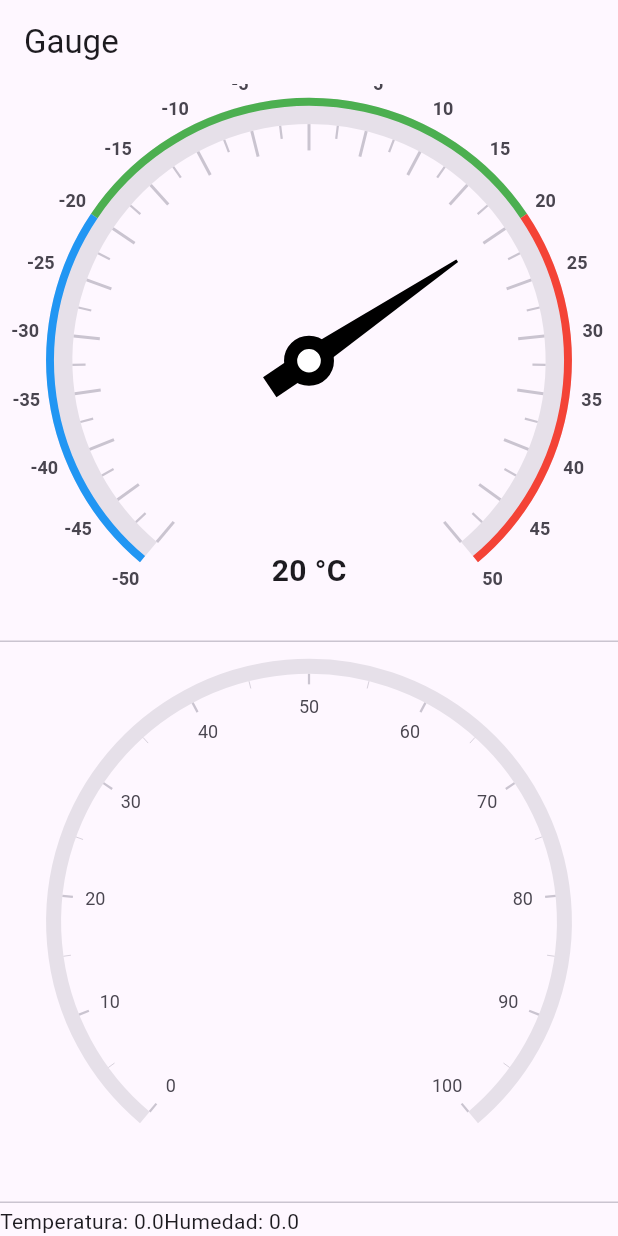
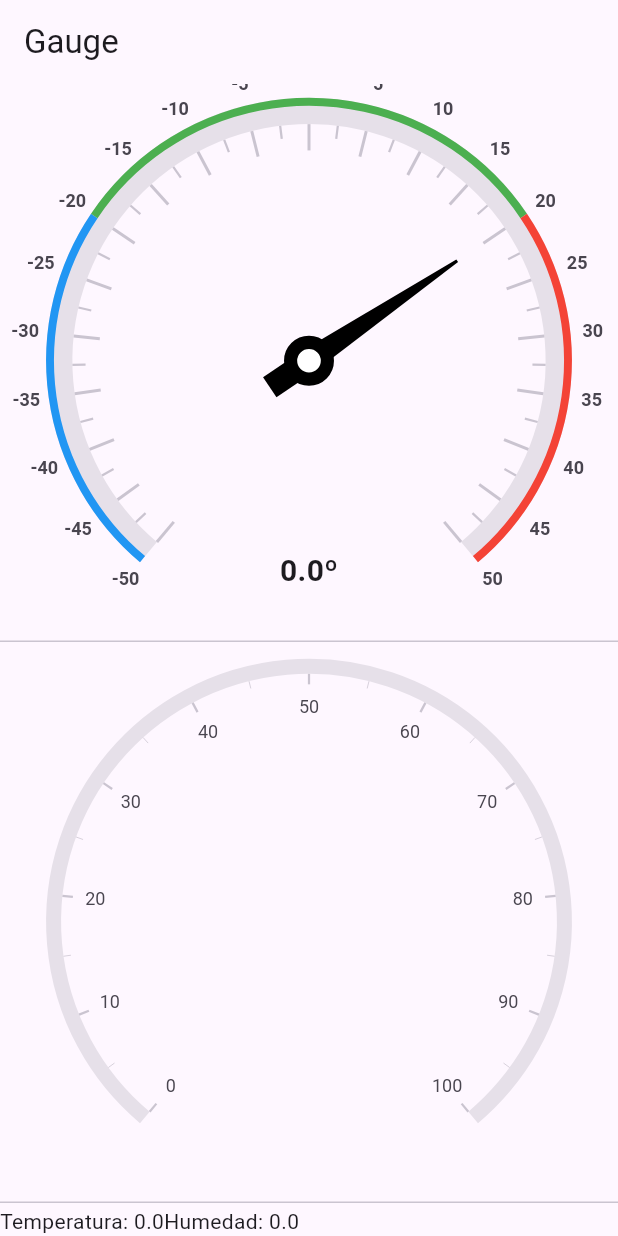
Before and after one commit to slaughtbear/rtdata, a Flutter app: the screen it shows after launch, on a phone screen of 412 x 824 dp. Run offline on Flutter 3.47's test engine with Material 3 defaults, Android fonts, the phone set to English and light mode, and no system bars; drawn by our look-alikes of syncfusion_flutter_gauges; our stand-ins replace after_layout, firebase_core, firebase_database; accounts and stored records are empty.

Commit message:
La temperatura se muestra en grados centigrados

```diff
--- a/lib/pantallas/GTemp.dart
+++ b/lib/pantallas/GTemp.dart
@@ -2,10 +2,20 @@ import 'package:flutter/material.dart';
 import 'package:syncfusion_flutter_gauges/gauges.dart';
 
 class GTemp extends StatelessWidget {
-  const GTemp({super.key});
+  final ValueNotifier<double> notificadorTemp;
+  const GTemp({Key? key, required this.notificadorTemp})
+      : super(key: key); // Se pasa como parametro el notificador
 
   @override
   Widget build(BuildContext context) {
+    return ValueListenableBuilder( // Widget que construye la interfaz a partir de un valor que cambia
+        valueListenable: notificadorTemp, // Se establece como primer parametro el notificador de la temperatura
+        // builder es el callback que se llama cuando el valor de valueListenable cambia
+        // Los parametros son:
+        // 1. El contexto en el que se construye el widget
+        // 2. El valor actual de la temperatura
+        // 3. El widget que se usa para construir la interfaz
+        builder: (context, temperature, child) {
           return SfRadialGauge(axes: <RadialAxis>[
             RadialAxis(
               labelsPosition: ElementsPosition.outside,
@@ -16,7 +26,9 @@ class GTemp extends StatelessWidget {
               majorTickStyle: const MajorTickStyle(
                   length: 0.1, thickness: 2, lengthUnit: GaugeSizeUnit.factor),
               minorTickStyle: const MinorTickStyle(
-            length: 0.05, thickness: 1.5, lengthUnit: GaugeSizeUnit.factor),
+                  length: 0.05,
+                  thickness: 1.5,
+                  lengthUnit: GaugeSizeUnit.factor),
               minimum: -50,
               maximum: 50,
               interval: 5,
@@ -69,16 +81,18 @@ class GTemp extends StatelessWidget {
                     lengthUnit: GaugeSizeUnit.factor)
               ],
 
-        annotations: const <GaugeAnnotation>[
+              annotations:  <GaugeAnnotation>[
                 GaugeAnnotation(
                     widget: Text(
-                '20 °C',
-                style: TextStyle(fontSize: 20, fontWeight: FontWeight.w600),
+                      "$temperatureº",
+                      style:
+                          TextStyle(fontSize: 20, fontWeight: FontWeight.w600),
                     ),
                     positionFactor: 0.8,
                     angle: 90)
               ],
             ),
           ]);
+        });
   }
 }
--- a/lib/pantallas/home.dart
+++ b/lib/pantallas/home.dart
@@ -15,13 +15,16 @@ class Home extends StatefulWidget {
 class _HomeState extends State<Home> with AfterLayoutMixin<Home> {
   double humidity = 0, temperature = 0;
 
+  // Notificadores para avisar a los widgets que dependen de parametros que su valor ha cambiado
+  final _notificadorTemp = ValueNotifier<double>(0); // Notificador de temperatura
+
   @override
   Widget build(BuildContext context) {
     return Scaffold(appBar: AppBar(title: const Text("Gauge"),),
         body: Column(mainAxisAlignment: MainAxisAlignment.spaceBetween,
       crossAxisAlignment: CrossAxisAlignment.stretch,
       children: [
-        const Expanded(child: GTemp()),
+        Expanded(child: GTemp(notificadorTemp: _notificadorTemp,)),
         const Divider(
           height: 5,
         ),
@@ -60,8 +63,10 @@ class _HomeState extends State<Home> with AfterLayoutMixin<Home> {
     if (temp.exists && humi.exists) {
       temperature = double.parse(temp.value.toString());
       humidity = double.parse(humi.value.toString());
-      print('Temperature: $temperature');
-      print('Humidity: $humidity');
+
+      // Accediendo al valor actual de las variables mediante el método "value"
+      _notificadorTemp.value = temperature;
+
     } else {
       temperature = -1;
       humidity = -1;
```
Lines whose indentation alone changed are shown as unchanged.
